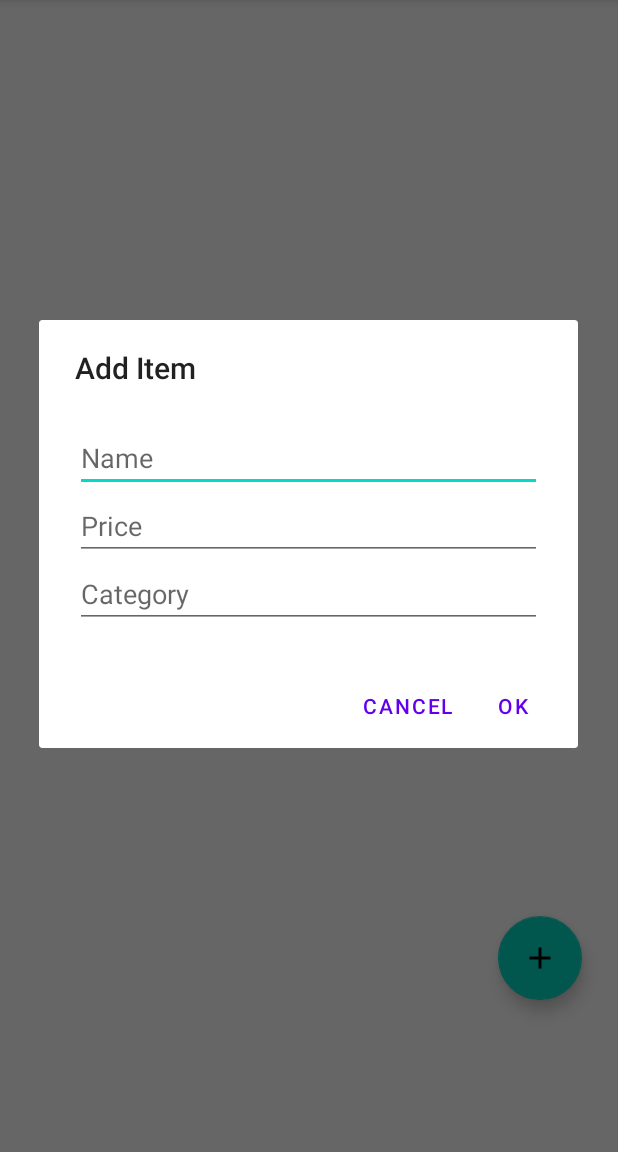
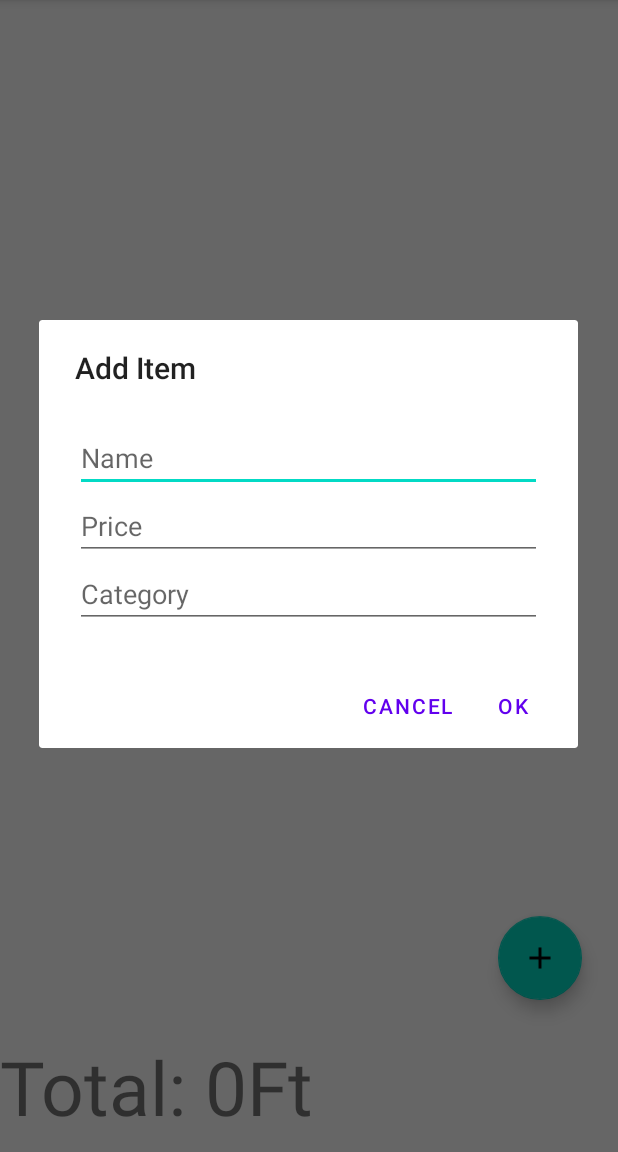
Before and after one commit to Taurusz1/BudgetApp, an Android app: the BudgetActivity screen opened directly, with no data from a screen before it, after a tap on an icon or button, on a phone screen of 412 x 824 dp, the part 84-1236 px from its top. Run offline under Robolectric (Android 15) with nearby library versions, the phone set to English and light mode, and no system bars.

Commit message:
Piechart colors added, sum not working on delete

```diff
--- a/app/src/main/java/hu/bme/aut/android/mobwebhf/budget/BudgetActivity.kt
+++ b/app/src/main/java/hu/bme/aut/android/mobwebhf/budget/BudgetActivity.kt
@@ -5,6 +5,7 @@ import androidx.appcompat.app.AppCompatActivity
 import androidx.recyclerview.widget.LinearLayoutManager
 import hu.bme.aut.android.mobwebhf.Data.BudgetItem
 import hu.bme.aut.android.mobwebhf.MainActivity
+import hu.bme.aut.android.mobwebhf.R
 import hu.bme.aut.android.mobwebhf.databinding.ActivityBudgetBinding
 import hu.bme.aut.android.mobwebhf.sqlite.DbConstants
 import hu.bme.aut.android.mobwebhf.sqlite.PersistentDataHelper
@@ -38,8 +39,8 @@ class BudgetActivity : AppCompatActivity(), BudgetAdapter.OnBudgetItemSelectedLi
         dataHelper.open()
         getTypeString(this.intent.getIntExtra(KEY_TRANSPORT_TYPE, -1))
         restorePersistedItems(dbName)
-        binding.sum.text = ""
-
+        adapter.total = dataHelper.calcSums(dbName)
+        setTotal(adapter.total)
     }
     override fun onResume() {
         super.onResume()
@@ -89,5 +90,12 @@ class BudgetActivity : AppCompatActivity(), BudgetAdapter.OnBudgetItemSelectedLi
 
     override fun onBudgetItemAdded(item: BudgetItem?) {
         adapter.addBudgetItem(item!!)
+        adapter.total+=item.Price
+        setTotal(adapter.total)
+    }
+
+    fun setTotal(total: Int){
+        val res = resources
+        binding.sum.text = res.getString(R.string.total, total)
     }
 }
--- a/app/src/main/java/hu/bme/aut/android/mobwebhf/budget/BudgetAdapter.kt
+++ b/app/src/main/java/hu/bme/aut/android/mobwebhf/budget/BudgetAdapter.kt
@@ -6,11 +6,13 @@ import android.view.ViewGroup
 import androidx.recyclerview.widget.RecyclerView
 import hu.bme.aut.android.mobwebhf.Data.BudgetItem
 import hu.bme.aut.android.mobwebhf.R
+import hu.bme.aut.android.mobwebhf.databinding.ActivityBudgetBinding
 import hu.bme.aut.android.mobwebhf.databinding.ItemBudgetItemBinding
 
 
 class BudgetAdapter(private val listener: OnBudgetItemSelectedListener) : RecyclerView.Adapter<BudgetAdapter.BudgetItemViewHolder>() {
     private val items: MutableList<BudgetItem> = ArrayList()
+    var total = 0
 
     interface OnBudgetItemSelectedListener {
         fun onBudgetItemSelected(item: BudgetItem?)
@@ -37,6 +39,7 @@ class BudgetAdapter(private val listener: OnBudgetItemSelectedListener) : Recycl
     }
 
     fun removeBudgetItem(position: Int) {
+        total-= items[position].Price
         items.removeAt(position)
         notifyItemRemoved(position)
         if (position < items.size) {
--- a/app/src/main/res/layout/activity_budget.xml
+++ b/app/src/main/res/layout/activity_budget.xml
@@ -41,6 +41,6 @@
         android:layout_height="0dp"
         android:layout_weight="1"
         android:textSize="50sp"
-        android:text="Sum: ">
+        android:text="@string/total">
     </TextView>
 </LinearLayout>
```
Also changed, not shown: app/src/main/java/hu/bme/aut/android/mobwebhf/analitics/AnalyticsActivity.kt (+11 -9 lines), app/src/main/res/values/strings.xml (+9 -8 lines).
